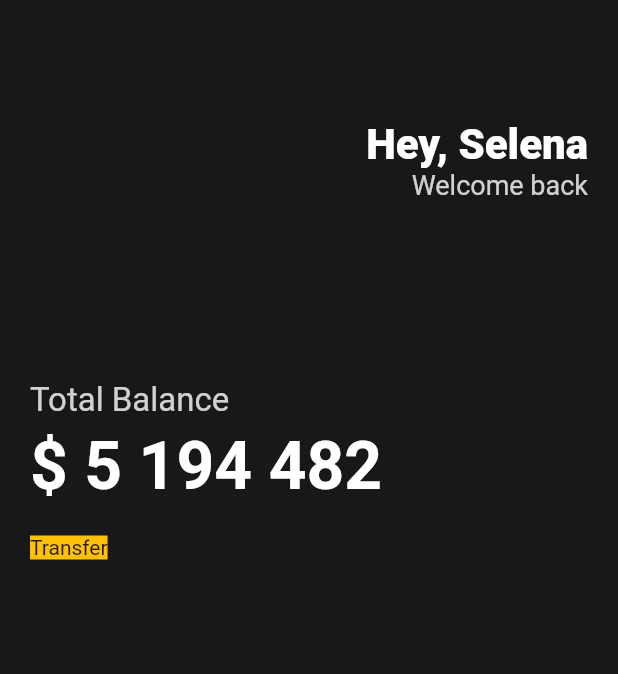
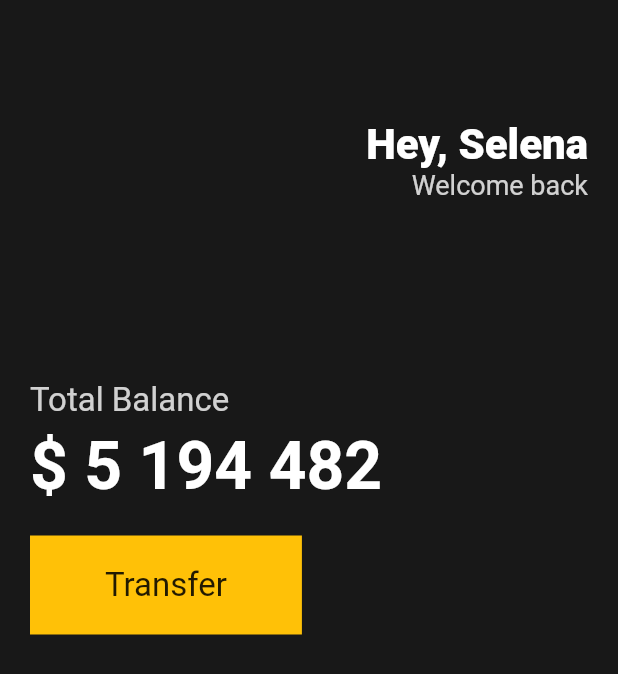
Before and after one commit to kimgeuntae/mobile_wallet, a Flutter app: the screen it shows after launch, on a phone screen of 412 x 824 dp. Shown: the top 674 px of the screen. Run offline on Flutter 3.47's test engine with Material 2 defaults, Android fonts, the phone set to English and light mode, and no system bars.

Commit message:
Add: 버튼 디자인

```diff
--- a/lib/main.dart
+++ b/lib/main.dart
@@ -77,7 +77,18 @@ class MyApp extends StatelessWidget {
                 children: [
                   Container(
                     decoration: BoxDecoration(color: Colors.amber),
-                    child: Text('Transfer'),
+                    child: Padding(
+                      padding: EdgeInsets.symmetric(
+                        vertical: 20,
+                        horizontal: 50,
+                      ),
+                      child: Text(
+                        'Transfer',
+                        style: TextStyle(
+                          fontSize: 22,
+                        ),
+                      ),
+                    ),
                   ),
                 ],
               ),
```
